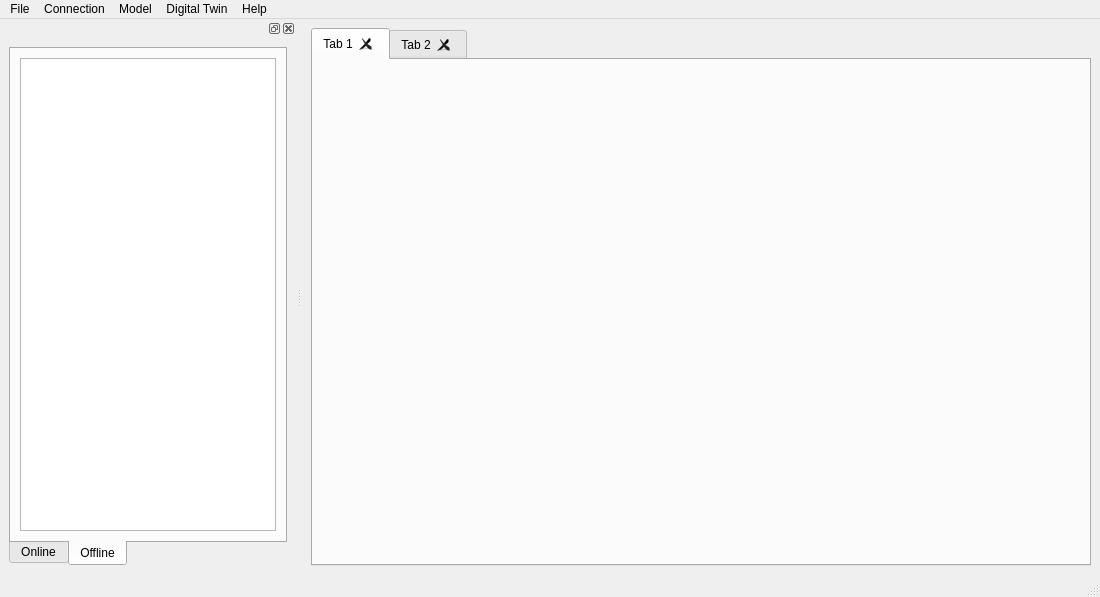
Before: the Qt Designer form stucturasystems/ui/MainWindow.ui in Protestator-Research/StructuraSystems, drawn with Qt 5.
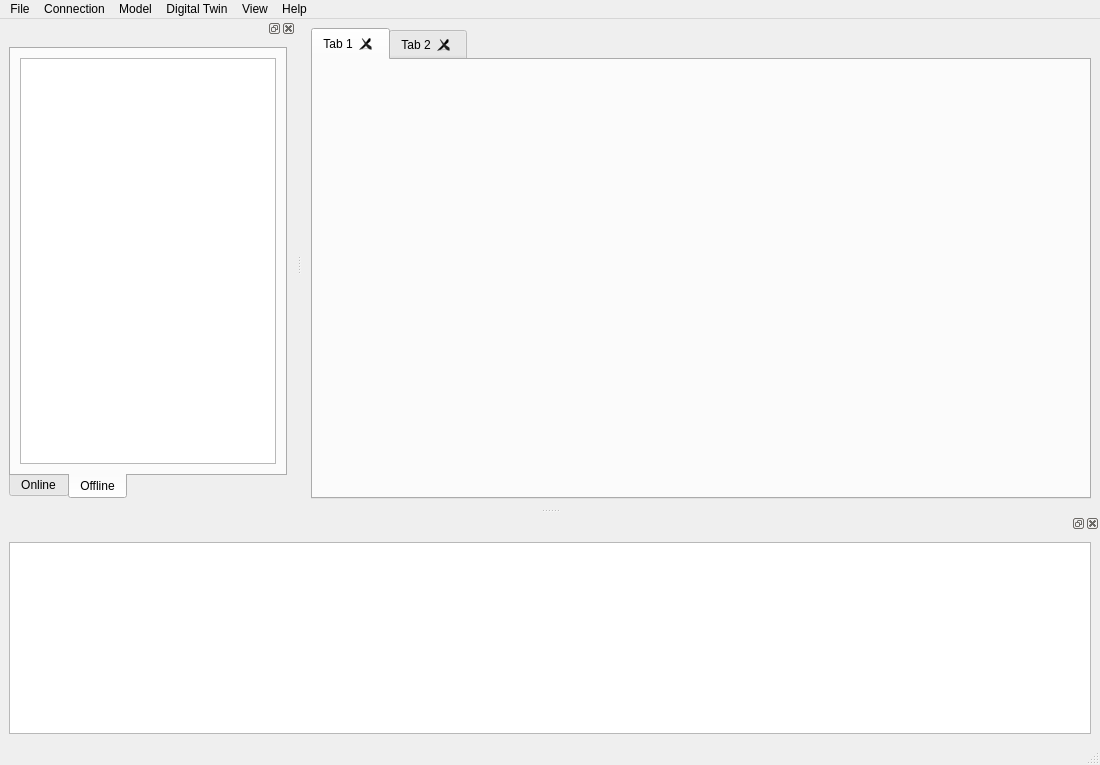
After: the same form once the commit is applied.

```diff
--- a/stucturasystems/ui/MainWindow.ui
+++ b/stucturasystems/ui/MainWindow.ui
@@ -7,7 +7,7 @@
     <x>0</x>
     <y>0</y>
     <width>1100</width>
-    <height>597</height>
+    <height>765</height>
    </rect>
   </property>
   <property name="windowTitle">
@@ -103,10 +103,17 @@
     </property>
     <addaction name="actionParse_Model"/>
    </widget>
+   <widget class="QMenu" name="menuView">
+    <property name="title">
+     <string>View</string>
+    </property>
+    <addaction name="actionShow_Error_Widget"/>
+   </widget>
    <addaction name="menuFile"/>
    <addaction name="menuConnection"/>
    <addaction name="menuModel"/>
    <addaction name="menuDigital_Twin"/>
+   <addaction name="menuView"/>
    <addaction name="menuHelp"/>
   </widget>
   <widget class="QStatusBar" name="statusbar"/>
@@ -149,6 +156,24 @@
     </layout>
    </widget>
   </widget>
+  <widget class="QDockWidget" name="ErrorDockWidget_2">
+   <attribute name="dockWidgetArea">
+    <number>8</number>
+   </attribute>
+   <widget class="QWidget" name="dockWidgetContents_5">
+    <layout class="QHBoxLayout" name="horizontalLayout">
+     <item>
+      <widget class="QTableView" name="ErrorTableView">
+       <property name="font">
+        <font>
+         <family>.AppleSystemUIFont</family>
+        </font>
+       </property>
+      </widget>
+     </item>
+    </layout>
+   </widget>
+  </widget>
   <action name="actionOpen_Folder">
    <property name="text">
     <string>Open Folder</string>
```
Left out of the diff: 7 changed lines with no effect on the pictures.
